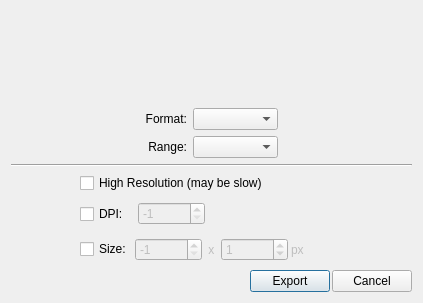
radio-astro/casa, file code/plotms/GuiTabs/PlotMSExportTab.ui: the form before one commit.
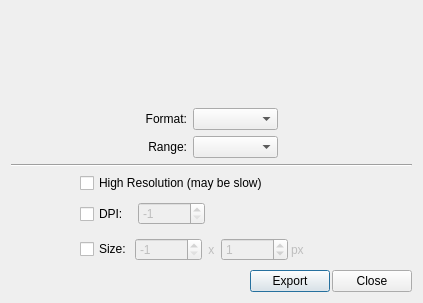
The form after the commit.

What changed in the file:
```diff
--- a/code/plotms/GuiTabs/PlotMSExportTab.ui
+++ b/code/plotms/GuiTabs/PlotMSExportTab.ui
@@ -317,7 +317,7 @@
      <item>
       <widget class="QPushButton" name="cancelButton">
        <property name="text">
-        <string>Cancel</string>
+        <string>Close</string>
        </property>
       </widget>
      </item>
```
Left out of the diff: 15 changed lines with no effect on the pictures.
